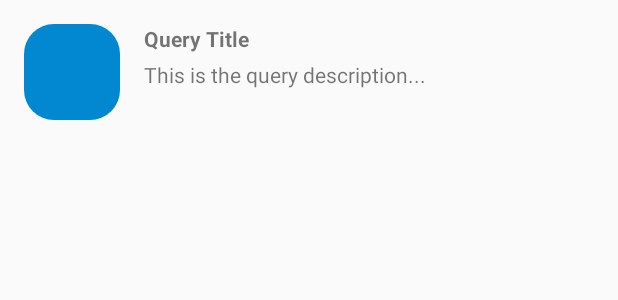
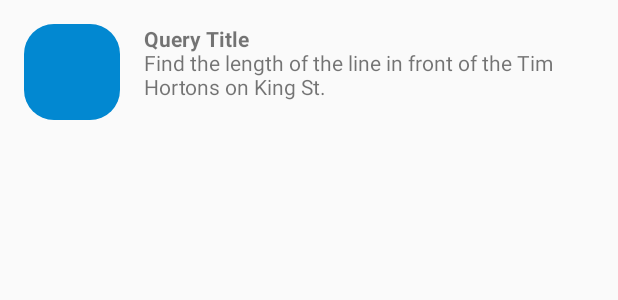
Before and after one commit to ALBHL/Crowdsensing-Collector, an Android app: the layout outbox_file_row.xml on its own in the app's theme, with its tools: preview values and no code run, on a phone screen of 412 x 824 dp. Shown: the top 300 px of the screen. Run offline under Robolectric (Android 15) with nearby library versions, the phone set to English and light mode, and no system bars.

```diff
--- a/app/build.gradle
+++ b/app/build.gradle
@@ -34,9 +34,11 @@ android {
 
 dependencies {
     // Import the Firebase BoM
-    implementation platform('com.google.firebase:firebase-bom:26.5.0')
+    implementation platform('com.google.firebase:firebase-bom:27.0.0')
     // Declare the dependency for the Firebase SDK for Google Analytics
     implementation 'com.google.firebase:firebase-analytics-ktx'
+    implementation 'com.google.firebase:firebase-database-ktx'
+    implementation 'com.google.firebase:firebase-storage-ktx'
     implementation 'com.google.firebase:firebase-ml-model-interpreter'
     implementation 'org.tensorflow:tensorflow-lite:2.3.0'
 
--- a/app/src/main/java/com/example/collector/DataBaseHandler.kt
+++ b/app/src/main/java/com/example/collector/DataBaseHandler.kt
@@ -103,8 +103,8 @@ class DataBaseHandler(var context: Context) : SQLiteOpenHelper(context,DATABASE_
                 user.imageurl = result.getString(result.getColumnIndex(COL_URL))
                 user.cur_stage = result.getString(result.getColumnIndex(COL_STAGE))
                 user.profileurl = result.getString(result.getColumnIndex(COL_PROFILE))
-                user.model = result.getString(result.getColumnIndex(COL_MODEL))
-                user.item = result.getString(result.getColumnIndex(COL_ITEM))
+//                user.model = result.getString(result.getColumnIndex(COL_MODEL))
+//                user.item = result.getString(result.getColumnIndex(COL_ITEM))
                 list.add(user)
             }while (result.moveToNext())
         }
--- a/app/src/main/res/layout/outbox_file_row.xml
+++ b/app/src/main/res/layout/outbox_file_row.xml
@@ -47,7 +47,7 @@
         android:layout_marginEnd="16dp"
         android:layout_marginRight="16dp"
         android:layout_marginBottom="24dp"
-        android:text="This is the query description..."
+        android:text="Find the length of the line in front of the Tim Hortons on King St."
         app:layout_constraintBottom_toBottomOf="@+id/imageViewprofile"
         app:layout_constraintEnd_toEndOf="parent"
         app:layout_constraintStart_toEndOf="@+id/imageViewprofile"
```
Also changed, not shown: app/src/main/java/com/example/collector/InboxActivity.kt (+23 -0 lines), 1 other file.
